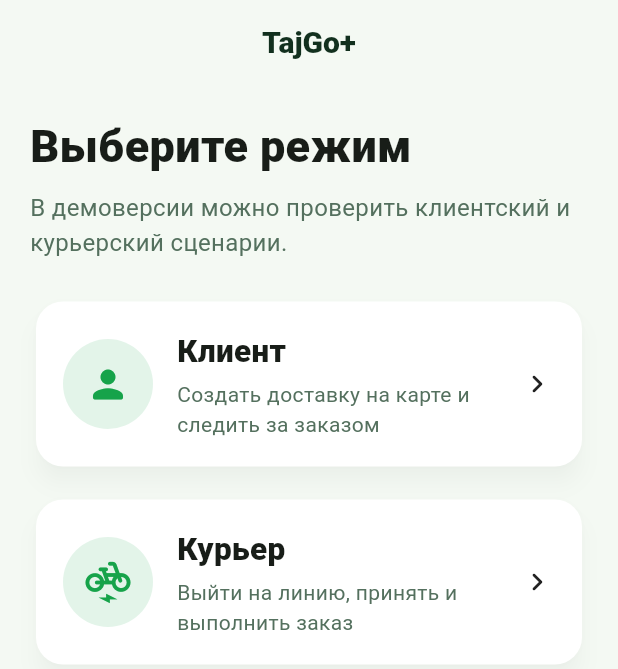
After one commit to prorad02-maker/tajgo-platform, a Flutter app: the RoleScreen screen opened directly, on a phone screen of 412 x 824 dp. The commit adds this screen. Shown: the top 669 px of the screen. Run offline on Flutter 3.47's test engine with Material 3 defaults, Android fonts, the phone set to English and light mode, and no system bars; our stand-ins replace cloud_firestore, firebase_auth, firebase_core, flutter_map, geocoding, geolocator and 1 more; accounts and stored records are empty; network calls fail.

Commit message:
v0.2.0 Foundation: Firebase, Firestore, Roles, Interactive Map

```diff
--- /dev/null
+++ b/firestore.indexes.json
@@ -0,0 +1,13 @@
+{
+  "indexes": [
+    {
+      "collectionGroup": "orders",
+      "queryScope": "COLLECTION",
+      "fields": [
+        { "fieldPath": "customerId", "order": "ASCENDING" },
+        { "fieldPath": "createdAt", "order": "DESCENDING" }
+      ]
+    }
+  ],
+  "fieldOverrides": []
+}
--- /dev/null
+++ b/lib/features/role/role_screen.dart
@@ -0,0 +1,105 @@
+import 'package:flutter/material.dart';
+
+import '../../core/constants/tajgo_colors.dart';
+import '../courier/courier_home_screen.dart';
+import '../customer/customer_home_screen.dart';
+
+class RoleScreen extends StatelessWidget {
+  const RoleScreen({super.key});
+
+  @override
+  Widget build(BuildContext context) {
+    return Scaffold(
+      appBar: AppBar(title: const Text('TajGo+')),
+      body: ListView(
+        padding: const EdgeInsets.all(20),
+        children: [
+          const Text(
+            'Выберите режим',
+            style: TextStyle(fontSize: 30, fontWeight: FontWeight.w900),
+          ),
+          const SizedBox(height: 8),
+          const Text(
+            'В демоверсии можно проверить клиентский и курьерский сценарии.',
+            style: TextStyle(color: TajGoColors.muted, fontSize: 16),
+          ),
+          const SizedBox(height: 24),
+          _RoleTile(
+            icon: Icons.person_rounded,
+            title: 'Клиент',
+            subtitle: 'Создать доставку на карте и следить за заказом',
+            onTap: () => _open(context, const CustomerHomeScreen()),
+          ),
+          const SizedBox(height: 14),
+          _RoleTile(
+            icon: Icons.electric_bike_rounded,
+            title: 'Курьер',
+            subtitle: 'Выйти на линию, принять и выполнить заказ',
+            onTap: () => _open(context, const CourierHomeScreen()),
+          ),
+        ],
+      ),
+    );
+  }
+
+  void _open(BuildContext context, Widget screen) {
+    Navigator.of(context).push(MaterialPageRoute<void>(builder: (_) => screen));
+  }
+}
+
+class _RoleTile extends StatelessWidget {
+  const _RoleTile({
+    required this.icon,
+    required this.title,
+    required this.subtitle,
+    required this.onTap,
+  });
+
+  final IconData icon;
+  final String title;
+  final String subtitle;
+  final VoidCallback onTap;
+
+  @override
+  Widget build(BuildContext context) {
+    return Card(
+      child: InkWell(
+        borderRadius: BorderRadius.circular(18),
+        onTap: onTap,
+        child: Padding(
+          padding: const EdgeInsets.all(18),
+          child: Row(
+            children: [
+              CircleAvatar(
+                radius: 30,
+                backgroundColor: TajGoColors.green.withValues(alpha: 0.12),
+                child: Icon(icon, color: TajGoColors.green, size: 30),
+              ),
+              const SizedBox(width: 16),
+              Expanded(
+                child: Column(
+                  crossAxisAlignment: CrossAxisAlignment.start,
+                  children: [
+                    Text(
+                      title,
+                      style: const TextStyle(
+                        fontSize: 21,
+                        fontWeight: FontWeight.w900,
+                      ),
+                    ),
+                    const SizedBox(height: 4),
+                    Text(
+                      subtitle,
+                      style: const TextStyle(color: TajGoColors.muted),
+                    ),
+                  ],
+                ),
+              ),
+              const Icon(Icons.chevron_right_rounded),
+            ],
+          ),
+        ),
+      ),
+    );
+  }
+}
--- a/lib/features/splash/splash_screen.dart
+++ b/lib/features/splash/splash_screen.dart
@@ -1,7 +1,7 @@
 import 'package:flutter/material.dart';
 
 import '../../core/constants/tajgo_colors.dart';
-import '../../features/customer/customer_home_screen.dart';
+import '../../features/role/role_screen.dart';
 import '../../shared/widgets/tajgo_logo.dart';
 import '../../shared/widgets/tajgo_scope.dart';
 
@@ -37,7 +37,7 @@ class _SplashScreenState extends State<SplashScreen> {
         return;
       }
       Navigator.of(context).pushReplacement(
-        MaterialPageRoute(builder: (_) => const CustomerHomeScreen()),
+        MaterialPageRoute<void>(builder: (_) => const RoleScreen()),
       );
     } catch (error) {
       if (!mounted) {
```
Also changed, not shown: firebase.json, 3 other files.
